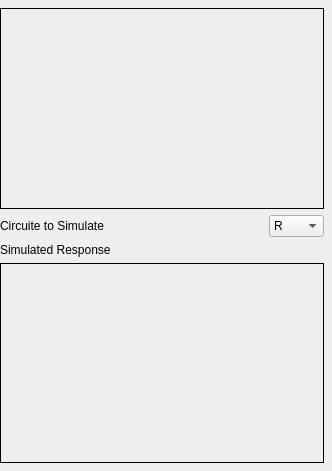
Above: graphical-rlc/ImageDisplay.ui from blaksmith205/graphical-rlc before the change. Below: the same form after it.
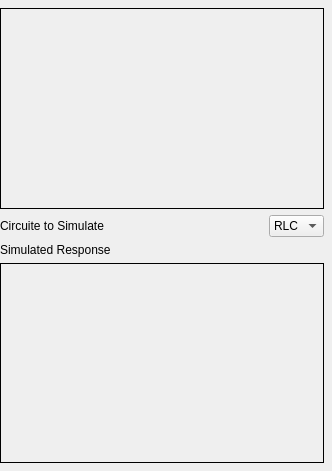
That is the form after the change. Icons and pictures are not drawn.

```diff
--- a/graphical-rlc/ImageDisplay.ui
+++ b/graphical-rlc/ImageDisplay.ui
@@ -78,6 +78,9 @@
      </item>
      <item>
       <widget class="QComboBox" name="circuitSelection">
+       <property name="currentIndex">
+        <number>3</number>
+       </property>
        <item>
         <property name="text">
          <string notr="true">R</string>
```
Left out of the diff: 2 changed lines with no effect on the pictures.
